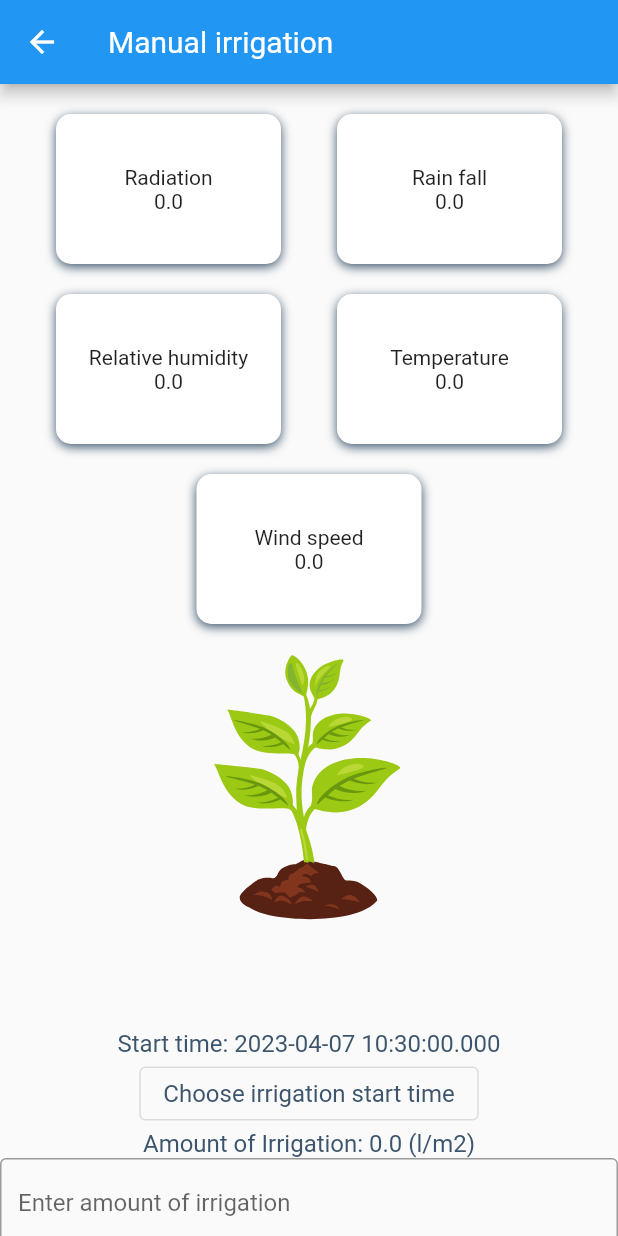
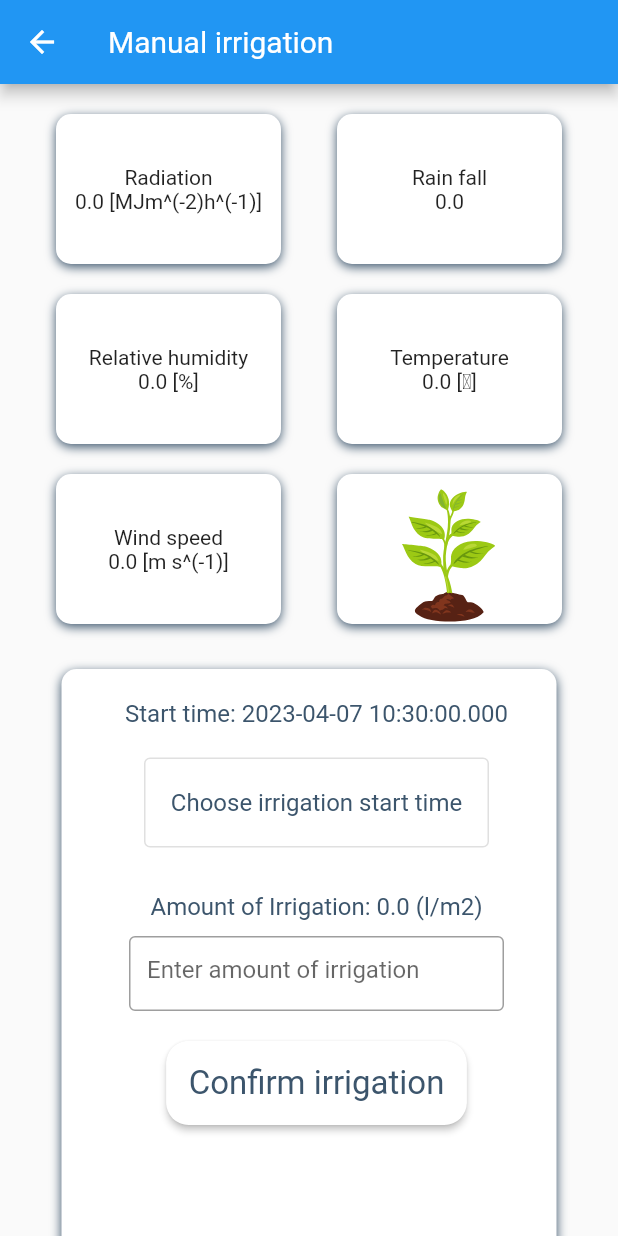
Before and after one commit to NgocDM123/Direction-project2, a Flutter app: the DetailIrrigation screen opened directly with empty values, on a phone screen of 412 x 824 dp. Run offline on Flutter 3.47's test engine with Material 2 defaults, Android fonts, the phone set to English and light mode, and no system bars; our stand-ins replace csv, firebase_core, firebase_database, fl_chart, flutter_datetime_picker, lottie and 4 more; missing offline and left inert: downloads_path_provider_28; accounts and stored records are empty; generated files the repository leaves out were written again.

Commit message:
all function (maybe)

```diff
--- a/lib/styles.dart
+++ b/lib/styles.dart
@@ -41,6 +41,14 @@ class Styles {
     fontSize: _textSizeLarge,
     color: blueColor,
   );
+
+  static final predictPageTitle = TextStyle(
+    fontFamily: _fontNameDefault,
+    fontSize: _textSizeDefault,
+    color: blueColor,
+  );
+
+
   static final locationTileTitleDark = TextStyle(
     fontFamily: _fontNameDefault,
     fontSize: _textSizeLarge,
@@ -74,6 +82,14 @@ class Styles {
         borderRadius: BorderRadius.circular(15.0),
       )));
 
+  static final boxDecoration = BoxDecoration(
+      borderRadius: new BorderRadius.circular(10),
+      //border: Border.all(color: Styles.blueColor),
+      color: Colors.white,
+      boxShadow: [
+        BoxShadow(
+            blurRadius: 5.0, offset: Offset(0, 2), color: Styles.blueColor),
+      ]);
   static Color _hexToColor(String code) {
     return Color(int.parse(code.substring(0, 6), radix: 16) + 0xFF000000);
   }
--- a/lib/ui/detail_irrigation.dart
+++ b/lib/ui/detail_irrigation.dart
@@ -97,23 +97,6 @@ class _DetailIrrigationState extends State<DetailIrrigation> {
     }
   }
 
-  // Widget _renderWeatherData() {
-  //   return Container(
-  //     child: Column(
-  //       mainAxisAlignment: MainAxisAlignment.end,
-  //       crossAxisAlignment: CrossAxisAlignment.start,
-  //       children: [
-  //         Text("Radiation: ${this.field.measuredData.radiation}"),
-  //         Text("Rain fall: ${this.field.measuredData.rainFall}"),
-  //         Text(
-  //             "Relative humidity: ${this.field.measuredData.relativeHumidity}"),
-  //         Text("Temperature: ${this.field.measuredData.temperature}"),
-  //         Text("Wind speed: ${this.field.measuredData.windSpeed}")
-  //       ],
-  //     ),
-  //   );
-  // }
-
   Widget _renderWeatherData() {
     return Container(
       child: Column(
@@ -124,21 +107,12 @@ class _DetailIrrigationState extends State<DetailIrrigation> {
               mainAxisAlignment: MainAxisAlignment.spaceEvenly,
               children: [
                 _decoratedContainer(
-                    "Radiation", this.field.measuredData.radiation.toString()),
-                _decoratedContainer(
-                    "Rain fall", this.field.measuredData.rainFall.toString())
-              ],
-            ),
-          ),
-          Container(
-            padding: EdgeInsets.only(top: 20),
-            child: Row(
-              mainAxisAlignment: MainAxisAlignment.spaceEvenly,
-              children: [
-                _decoratedContainer("Relative humidity",
-                    this.field.measuredData.relativeHumidity.toString()),
-                _decoratedContainer("Temperature",
-                    this.field.measuredData.temperature.toString())
+                    "Radiation",
+                    "${this.field.measuredData.radiation.toString()} [MJm^(-2)h^(-1)]",
+                    100,
+                    150),
+                _decoratedContainer("Rain fall",
+                    this.field.measuredData.rainFall.toString(), 100, 150)
               ],
             ),
           ),
@@ -148,7 +122,37 @@ class _DetailIrrigationState extends State<DetailIrrigation> {
               mainAxisAlignment: MainAxisAlignment.spaceEvenly,
               children: [
                 _decoratedContainer(
-                    "Wind speed", this.field.measuredData.windSpeed.toString()),
+                    "Relative humidity",
+                    "${this.field.measuredData.relativeHumidity.toString()} [%]",
+                    100,
+                    150),
+                _decoratedContainer(
+                    "Temperature",
+                    "${this.field.measuredData.temperature.toString()} [℃]",
+                    100,
+                    150)
+              ],
+            ),
+          ),
+          Container(
+            padding: EdgeInsets.only(top: 20),
+            child: Row(
+              mainAxisAlignment: MainAxisAlignment.spaceEvenly,
+              children: [
+                _decoratedContainer(
+                    "Wind speed",
+                    "${this.field.measuredData.windSpeed.toString()} [m s^(-1)]",
+                    100,
+                    150),
+                Container(
+                  width: 150,
+                  height: 100,
+                  decoration: Styles.boxDecoration,
+                  child: (this.field.irrigationCheck)
+                      ? Lottie.asset('assets/animations/water-drop.json')
+                      : Lottie.asset(
+                          'assets/animations/energyshares-plant5.json'),
+                ),
               ],
             ),
           ),
@@ -157,18 +161,13 @@ class _DetailIrrigationState extends State<DetailIrrigation> {
     );
   }
 
-  Widget _decoratedContainer(String title, String value) {
+  Widget _decoratedContainer(
+      String title, String value, double height, double width) {
     return Container(
-      height: 100,
-      width: 150,
-      decoration: BoxDecoration(
-          borderRadius: new BorderRadius.circular(10),
-          //border: Border.all(color: Styles.blueColor),
-          color: Colors.white,
-          boxShadow: [
-            BoxShadow(
-                blurRadius: 5.0, offset: Offset(0, 2), color: Styles.blueColor),
-          ]),
+      height: height,
+      width: width,
+      alignment: Alignment.center,
+      decoration: Styles.boxDecoration,
       child: Column(
         crossAxisAlignment: CrossAxisAlignment.center,
         mainAxisAlignment: MainAxisAlignment.center,
@@ -191,6 +190,11 @@ class _DetailIrrigationState extends State<DetailIrrigation> {
 
   Widget _renderIrrigationAmountByModel() {
     return Container(
+      height: 50,
+      width: 335,
+      margin: EdgeInsets.only(top: 20),
+      alignment: Alignment.center,
+      decoration: Styles.boxDecoration,
       child: Text(
           'The mount of irrigation today is ${this.field.nextIrrigationAmount()}'),
     );
@@ -226,6 +230,7 @@ class _DetailIrrigationState extends State<DetailIrrigation> {
             ),
             height: 50,
             padding: const EdgeInsets.all(3.0),
+            margin: EdgeInsets.only(top: 30, bottom: 10),
             alignment: Alignment.center,
             decoration: BoxDecoration(
                 borderRadius: new BorderRadius.circular(25),
@@ -243,10 +248,6 @@ class _DetailIrrigationState extends State<DetailIrrigation> {
                 borderRadius: new BorderRadius.circular(25),
                 border: Border.all(color: Styles.blueColor)),
           ),
-          Container(
-              child: Center(
-            child: Lottie.asset('assets/animations/water-drop.json'),
-          )),
         ],
       ),
     );
@@ -262,48 +263,73 @@ class _DetailIrrigationState extends State<DetailIrrigation> {
 
   Widget _autoNotIrrigation() {
     return Container(
-        width: 200,
         child: Column(
       children: [
-            Lottie.asset('assets/animations/energyshares-plant5.json'),
-            Text(
-                "The amount of Irrigation for ${this.field.getIrrigationTime()}: ${this.field.getIrrigationAmount()} (l/m2)"),
+        Container(
+          height: 100,
+          width: 330,
+          padding: EdgeInsets.only(left: 10),
+          margin: EdgeInsets.only(top: 30),
+          decoration: Styles.boxDecoration,
+          alignment: Alignment.center,
+          child: Text(
+            "The amount of irrigation for ${this.field.getIrrigationTime()}: ${this.field.getIrrigationAmount()} (l/m2)",
+            style: Styles.textDefault,
+          ),
+        ),
       ],
     ));
   }
 
+  // "The amount of Irrigation for ${this.field.getIrrigationTime()}",
+  // "${this.field.getIrrigationAmount()} (l/m2)",
+
   Widget _manualNotIrrigation() {
     return Container(
+      height: 400,
+      width: 330,
+      padding: EdgeInsets.only(left: 10),
+      margin: EdgeInsets.only(top: 30),
+      decoration: Styles.boxDecoration,
+      alignment: Alignment.center,
       child: Column(
         mainAxisAlignment: MainAxisAlignment.start,
+        crossAxisAlignment: CrossAxisAlignment.stretch,
         children: [
           Container(
-            child: Lottie.asset('assets/animations/energyshares-plant5.json'),
-            height: 200,
-          ),
-          Container(
-              padding: EdgeInsets.only(top: 70),
-              child: Column(
-                mainAxisAlignment: MainAxisAlignment.spaceEvenly,
-                children: [
-                  Text(
+            padding: EdgeInsets.only(top: 20, bottom: 10),
+            alignment: Alignment.center,
+            child: Text(
               'Start time: ${this.selectedStartTime}',
               style: Styles.timeTitle,
             ),
-                  OutlinedButton(
+          ),
+          Container(
+            height: 100,
+            width: 150,
+            alignment: Alignment.center,
+            padding: EdgeInsets.only(bottom: 20),
+            child: SizedBox(
+              height: 60,
+              width: 230,
+              child: OutlinedButton(
                 child: Text(
                   'Choose irrigation start time',
                   style: Styles.timeTitle,
                 ),
                 onPressed: () => _dateTimePickerWidget(context),
               ),
-                  Text(
+            ),
+          ),
+          Container(
+            alignment: Alignment.center,
+            padding: EdgeInsets.only(bottom: 10),
+            child: Text(
               "Amount of Irrigation: ${this.amount} (l/m2)",
               style: Styles.timeTitle,
             ),
-                  _renderAmountOfIrrigationTextField()
-                ],
-              )),
+          ),
+          _renderAmountOfIrrigationTextField(),
           _renderConfirmButton(),
         ],
       ),
@@ -328,6 +354,10 @@ class _DetailIrrigationState extends State<DetailIrrigation> {
 
   Widget _renderAmountOfIrrigationTextField() {
     return Container(
+      alignment: Alignment.center,
+      child: SizedBox(
+        width: 250,
+        height: 50,
         child: TextField(
           onSubmitted: (value) {
             if (value.isNotEmpty) this.amount = double.parse(value);
@@ -342,13 +372,14 @@ class _DetailIrrigationState extends State<DetailIrrigation> {
             hintText: 'Enter amount of irrigation',
           ),
         ),
+      ),
     );
   }
 
   Widget _renderConfirmButton() {
     return Container(
-      alignment: Alignment.center,
-      padding: EdgeInsets.all(20),
+      alignment: Alignment.bottomCenter,
+      padding: EdgeInsets.only(top: 20),
       child: ElevatedButton(
         style: ButtonStyle(
             padding: MaterialStateProperty.all<EdgeInsets>(EdgeInsets.all(15)),
```
Also changed, not shown: lib/model/field.dart (+60 -8 lines), lib/ui/field_detail.dart (+26 -10 lines), lib/ui/predicted_yield_page.dart (+142 -84 lines). Lines whose indentation alone changed are shown as unchanged.
